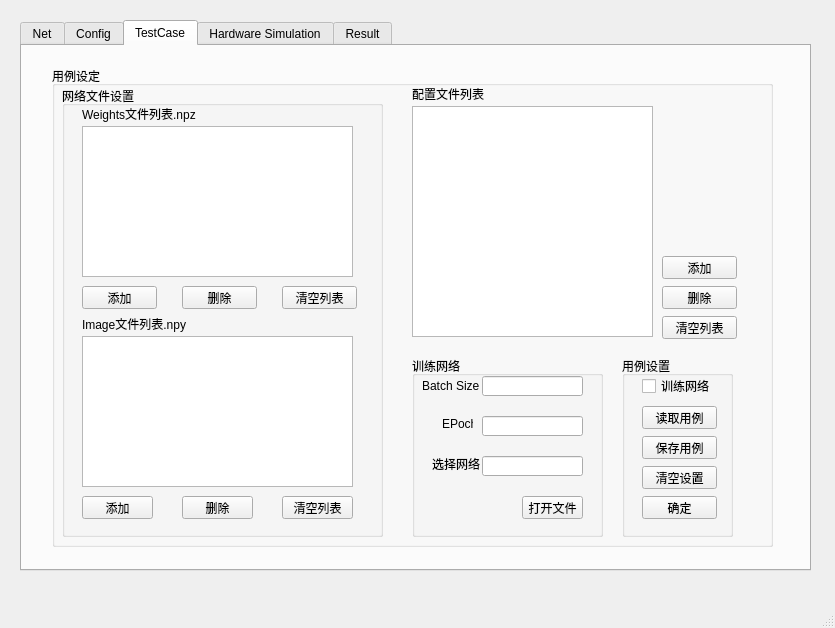
Before: the Qt Designer form mainwindow.ui in Athera0201/XPEControl, drawn with Qt 5.
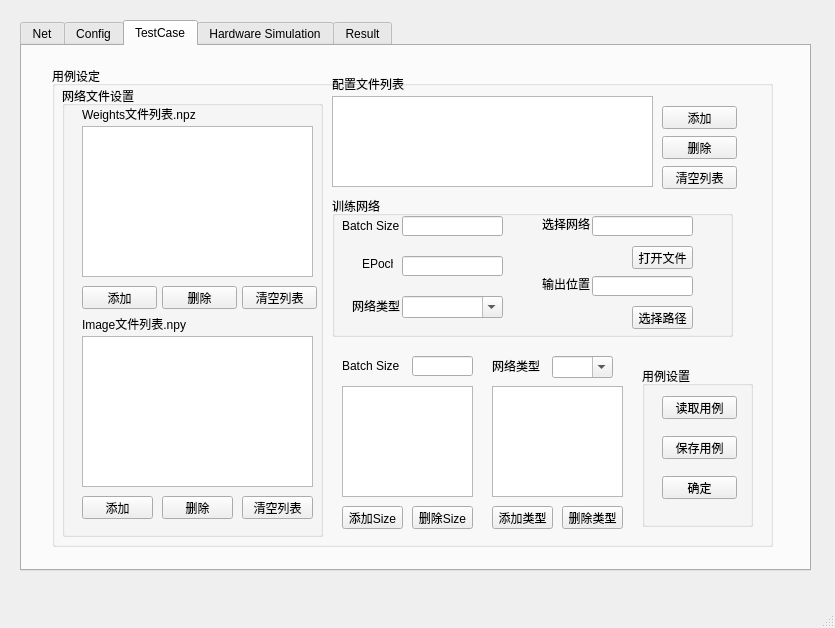
After: the same form once the commit is applied. The open tabs and pages were chosen to show the change.

What changed in the file:
```diff
--- a/mainwindow.ui
+++ b/mainwindow.ui
@@ -1025,7 +1025,7 @@
        <property name="geometry">
         <rect>
          <x>610</x>
-         <y>220</y>
+         <y>70</y>
          <width>75</width>
          <height>23</height>
         </rect>
@@ -1037,10 +1037,10 @@
       <widget class="QListWidget" name="lstT3ConfigList">
        <property name="geometry">
         <rect>
-         <x>360</x>
-         <y>40</y>
-         <width>241</width>
-         <height>231</height>
+         <x>280</x>
+         <y>30</y>
+         <width>321</width>
+         <height>91</height>
         </rect>
        </property>
       </widget>
@@ -1048,7 +1048,7 @@
        <property name="geometry">
         <rect>
          <x>610</x>
-         <y>190</y>
+         <y>40</y>
          <width>75</width>
          <height>23</height>
         </rect>
@@ -1060,8 +1060,8 @@
       <widget class="QLabel" name="label_20">
        <property name="geometry">
         <rect>
-         <x>360</x>
-         <y>20</y>
+         <x>280</x>
+         <y>10</y>
          <width>81</width>
          <height>16</height>
         </rect>
@@ -1074,7 +1074,7 @@
        <property name="geometry">
         <rect>
          <x>610</x>
-         <y>250</y>
+         <y>100</y>
          <width>75</width>
          <height>23</height>
         </rect>
@@ -1086,10 +1086,10 @@
       <widget class="QGroupBox" name="groupBox_4">
        <property name="geometry">
         <rect>
-         <x>360</x>
-         <y>290</y>
-         <width>191</width>
-         <height>181</height>
+         <x>280</x>
+         <y>130</y>
+         <width>401</width>
+         <height>141</height>
         </rect>
        </property>
        <property name="title">
@@ -1108,8 +1108,8 @@
        <widget class="QLineEdit" name="txtT3OpenNet">
         <property name="geometry">
          <rect>
-          <x>70</x>
-          <y>100</y>
+          <x>260</x>
+          <y>20</y>
           <width>101</width>
           <height>20</height>
          </rect>
@@ -1154,8 +1154,8 @@
        <widget class="QLabel" name="label_23">
         <property name="geometry">
          <rect>
-          <x>20</x>
-          <y>100</y>
+          <x>210</x>
+          <y>20</y>
           <width>51</width>
           <height>16</height>
          </rect>
@@ -1167,8 +1167,8 @@
        <widget class="QPushButton" name="btnT3OpenNet">
         <property name="geometry">
          <rect>
-          <x>110</x>
-          <y>140</y>
+          <x>300</x>
+          <y>50</y>
           <width>61</width>
           <height>23</height>
          </rect>
@@ -1177,14 +1177,76 @@
          <string>打开文件</string>
         </property>
        </widget>
+       <widget class="QPushButton" name="btnT3PathSelection">
+        <property name="geometry">
+         <rect>
+          <x>300</x>
+          <y>110</y>
+          <width>61</width>
+          <height>23</height>
+         </rect>
+        </property>
+        <property name="text">
+         <string>选择路径</string>
+        </property>
+       </widget>
+       <widget class="QLineEdit" name="txtT3OutputPath">
+        <property name="geometry">
+         <rect>
+          <x>260</x>
+          <y>80</y>
+          <width>101</width>
+          <height>20</height>
+         </rect>
+        </property>
+       </widget>
+       <widget class="QLabel" name="label_69">
+        <property name="geometry">
+         <rect>
+          <x>210</x>
+          <y>80</y>
+          <width>51</width>
+          <height>16</height>
+         </rect>
+        </property>
+        <property name="text">
+         <string>输出位置</string>
+        </property>
+       </widget>
+       <widget class="QComboBox" name="cmbT3NetType">
+        <property name="geometry">
+         <rect>
+          <x>70</x>
+          <y>100</y>
+          <width>101</width>
+          <height>22</height>
+         </rect>
+        </property>
+        <property name="editable">
+         <bool>true</bool>
+        </property>
+       </widget>
+       <widget class="QLabel" name="label_70">
+        <property name="geometry">
+         <rect>
+          <x>20</x>
+          <y>100</y>
+          <width>51</width>
+          <height>20</height>
+         </rect>
+        </property>
+        <property name="text">
+         <string>网络类型</string>
+        </property>
+       </widget>
       </widget>
       <widget class="QGroupBox" name="groupBox_5">
        <property name="geometry">
         <rect>
-         <x>570</x>
-         <y>290</y>
+         <x>590</x>
+         <y>300</y>
          <width>111</width>
-         <height>181</height>
+         <height>161</height>
         </rect>
        </property>
        <property name="title">
@@ -1195,19 +1257,6 @@
          <rect>
           <x>20</x>
           <y>110</y>
-          <width>75</width>
-          <height>23</height>
-         </rect>
-        </property>
-        <property name="text">
-         <string>清空设置</string>
-        </property>
-       </widget>
-       <widget class="QPushButton" name="pushButton_40">
-        <property name="geometry">
-         <rect>
-          <x>20</x>
-          <y>140</y>
           <width>75</width>
           <height>23</height>
          </rect>
@@ -1220,7 +1269,7 @@
         <property name="geometry">
          <rect>
           <x>20</x>
-          <y>50</y>
+          <y>30</y>
           <width>75</width>
           <height>23</height>
          </rect>
@@ -1233,7 +1282,7 @@
         <property name="geometry">
          <rect>
           <x>20</x>
-          <y>80</y>
+          <y>70</y>
           <width>75</width>
           <height>23</height>
          </rect>
@@ -1242,26 +1291,13 @@
          <string>保存用例</string>
         </property>
        </widget>
-       <widget class="QCheckBox" name="checkBox_21">
-        <property name="geometry">
-         <rect>
-          <x>20</x>
-          <y>20</y>
-          <width>71</width>
-          <height>20</height>
-         </rect>
-        </property>
-        <property name="text">
-         <string>训练网络</string>
-        </property>
-       </widget>
       </widget>
       <widget class="QGroupBox" name="groupBox_14">
        <property name="geometry">
         <rect>
          <x>10</x>
          <y>20</y>
-         <width>321</width>
+         <width>261</width>
          <height>451</height>
         </rect>
        </property>
@@ -1271,7 +1307,7 @@
        <widget class="QPushButton" name="btnT3RemoveAllImage">
         <property name="geometry">
          <rect>
-          <x>220</x>
+          <x>180</x>
           <y>410</y>
           <width>71</width>
           <height>23</height>
@@ -1310,7 +1346,7 @@
        <widget class="QPushButton" name="btnT3RemoveAllNet">
         <property name="geometry">
          <rect>
-          <x>220</x>
+          <x>180</x>
           <y>200</y>
           <width>75</width>
           <height>23</height>
@@ -1338,7 +1374,7 @@
          <rect>
           <x>20</x>
           <y>40</y>
-          <width>271</width>
+          <width>231</width>
           <height>151</height>
          </rect>
         </property>
@@ -1346,7 +1382,7 @@
        <widget class="QPushButton" name="btnT3RemoveImage">
         <property name="geometry">
          <rect>
-          <x>120</x>
+          <x>100</x>
           <y>410</y>
           <width>71</width>
           <height>23</height>
@@ -1359,7 +1395,7 @@
        <widget class="QPushButton" name="btnT3RemoveNet">
         <property name="geometry">
          <rect>
-          <x>120</x>
+          <x>100</x>
           <y>200</y>
           <width>75</width>
           <height>23</height>
@@ -1387,12 +1423,133 @@
          <rect>
           <x>20</x>
           <y>250</y>
-          <width>271</width>
+          <width>231</width>
           <height>151</height>
          </rect>
         </property>
        </widget>
       </widget>
+      <widget class="QPushButton" name="btnT3RemoveType">
+       <property name="geometry">
+        <rect>
+         <x>510</x>
+         <y>440</y>
+         <width>61</width>
+         <height>23</height>
+        </rect>
+       </property>
+       <property name="text">
+        <string>删除类型</string>
+       </property>
+      </widget>
+      <widget class="QListWidget" name="lstT3TypeList">
+       <property name="geometry">
+        <rect>
+         <x>440</x>
+         <y>320</y>
+         <width>131</width>
+         <height>111</height>
+        </rect>
+       </property>
+      </widget>
+      <widget class="QPushButton" name="btnT3AddType">
+       <property name="geometry">
+        <rect>
+         <x>440</x>
+         <y>440</y>
+         <width>61</width>
+         <height>23</height>
+        </rect>
+       </property>
+       <property name="text">
+        <string>添加类型</string>
+       </property>
+      </widget>
+      <widget class="QLabel" name="label_75">
+       <property name="geometry">
+        <rect>
+         <x>440</x>
+         <y>290</y>
+         <width>51</width>
+         <height>20</height>
+        </rect>
+       </property>
+       <property name="text">
+        <string>网络类型</string>
+       </property>
+      </widget>
+      <widget class="QComboBox" name="cmbT3NetType_2">
+       <property name="geometry">
+        <rect>
+         <x>500</x>
+         <y>290</y>
+         <width>61</width>
+         <height>22</height>
+        </rect>
+       </property>
+       <property name="editable">
+        <bool>true</bool>
+       </property>
+      </widget>
+      <widget class="QPushButton" name="btnT3RemoveSize">
+       <property name="geometry">
+        <rect>
+         <x>360</x>
+         <y>440</y>
+         <width>61</width>
+         <height>23</height>
+        </rect>
+       </property>
+       <property name="text">
+        <string>删除Size</string>
+       </property>
+      </widget>
+      <widget class="QPushButton" name="btnT3AddSize">
+       <property name="geometry">
+        <rect>
+         <x>290</x>
+         <y>440</y>
+         <width>61</width>
+         <height>23</height>
+        </rect>
+       </property>
+       <property name="text">
+        <string>添加Size</string>
+       </property>
+      </widget>
+      <widget class="QLineEdit" name="txtT3BatchSize_3">
+       <property name="geometry">
+        <rect>
+         <x>360</x>
+         <y>290</y>
+         <width>61</width>
+         <height>20</height>
+        </rect>
+       </property>
+      </widget>
+      <widget class="QListWidget" name="lstT3BatchList">
+       <property name="geometry">
+        <rect>
+         <x>290</x>
+         <y>320</y>
+         <width>131</width>
+         <height>111</height>
+        </rect>
+       </property>
+      </widget>
+      <widget class="QLabel" name="label_76">
+       <property name="geometry">
+        <rect>
+         <x>290</x>
+         <y>290</y>
+         <width>61</width>
+         <height>20</height>
+        </rect>
+       </property>
+       <property name="text">
+        <string>Batch Size</string>
+       </property>
+      </widget>
      </widget>
     </widget>
     <widget class="QWidget" name="widget">
```
Left out of the diff: 425 changed lines with no effect on the pictures. Lines whose indentation alone changed are shown as unchanged.
